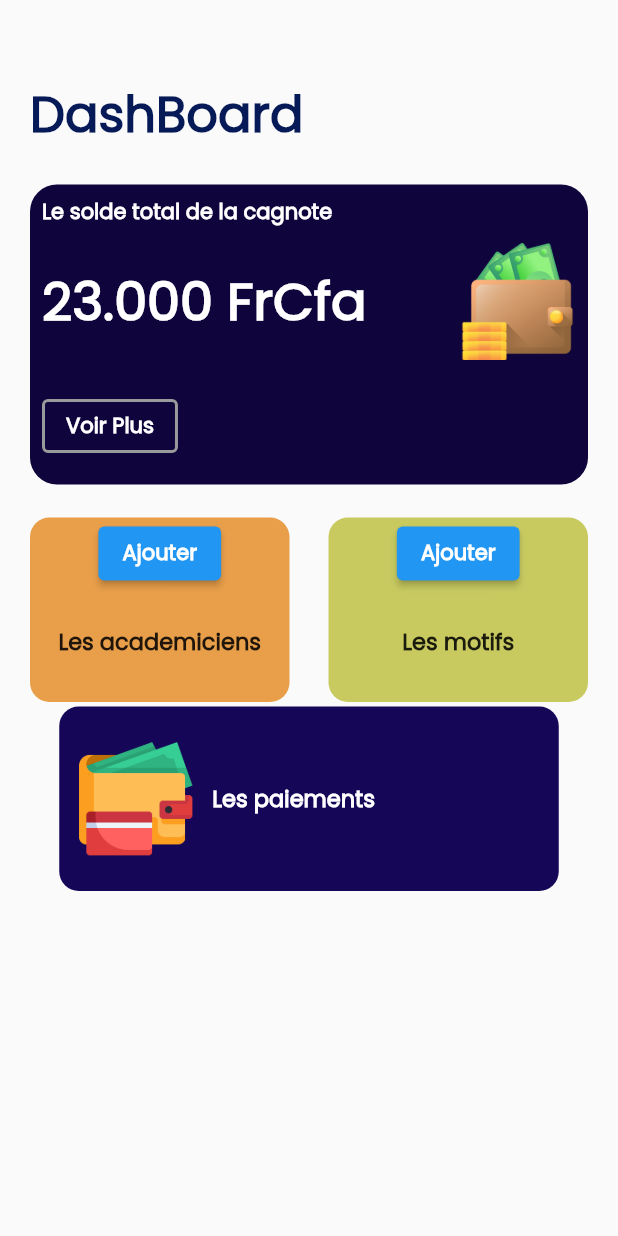
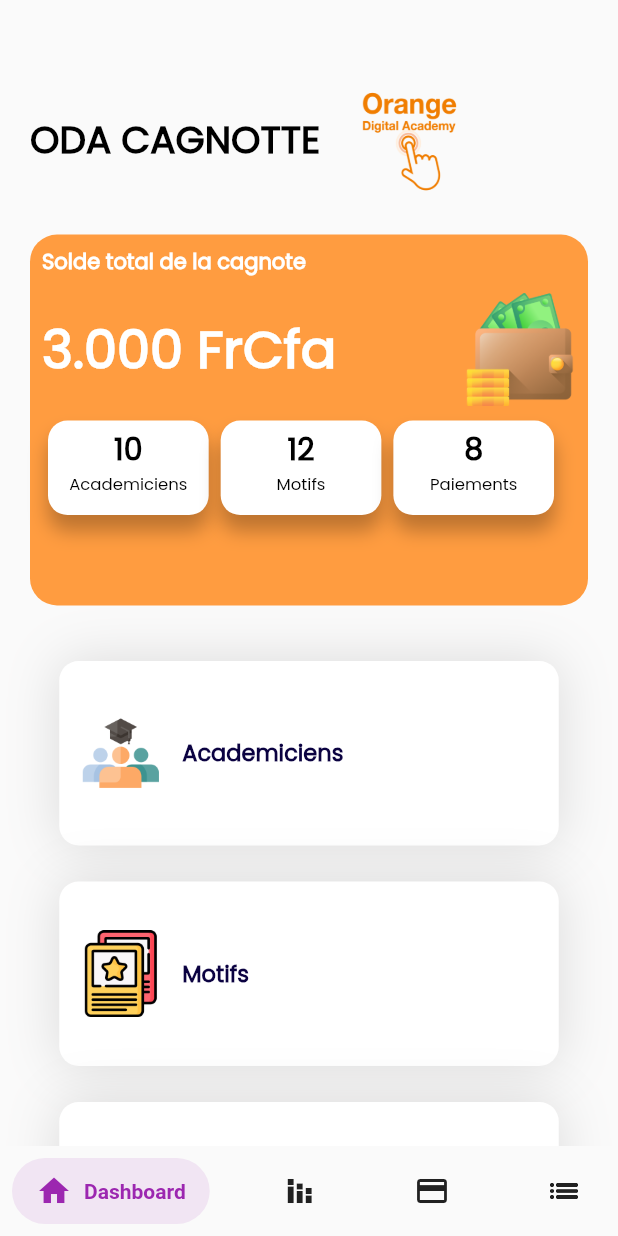
Before and after one commit to BELLO8/OdaFlutter, a Flutter app: the screen it shows after launch, on a phone screen of 412 x 824 dp. Run offline on Flutter 3.47's test engine with Material 2 defaults, Android fonts, the phone set to English and light mode, and no system bars; drawn by our look-alikes of salomon_bottom_bar.

Commit message:
adding bottom bar nav

```diff
--- a/lib/components/DashboardHome.dart
+++ b/lib/components/DashboardHome.dart
@@ -1,4 +1,7 @@
 import 'package:flutter/material.dart';
+import 'package:oda_cagnotte/components/CustomDialog.dart';
+import 'package:oda_cagnotte/components/card.dart';
+import 'package:salomon_bottom_bar/salomon_bottom_bar.dart';
 
 class DashboardHome extends StatefulWidget {
   const DashboardHome({Key? key}) : super(key: key);
@@ -8,33 +11,143 @@ class DashboardHome extends StatefulWidget {
 }
 
 class _DashboardHomeState extends State<DashboardHome> {
+  var _currentIndex = 0;
+
   @override
   Widget build(BuildContext context) {
+    Size size = MediaQuery.of(context).size;
     return Scaffold(
-      body: Padding(
+      bottomNavigationBar: SalomonBottomBar(
+        currentIndex: _currentIndex,
+        onTap: (i) => setState(() => _currentIndex = i),
+        items: [
+          /// Dashboard
+          SalomonBottomBarItem(
+            icon: Icon(Icons.home),
+            title: Text("Dashboard"),
+            selectedColor: Colors.purple,
+          ),
+
+          /// Stats
+          SalomonBottomBarItem(
+            icon: Icon(Icons.stacked_bar_chart),
+            title: Text("Stats"),
+            selectedColor: Colors.pink,
+          ),
+
+          /// Paiements
+          SalomonBottomBarItem(
+            icon: Icon(Icons.credit_card_outlined),
+            title: Text("Paiements"),
+            selectedColor: Colors.orange,
+          ),
+
+          /// Classements
+          SalomonBottomBarItem(
+            icon: Icon(Icons.list_outlined),
+            title: Text("Classements"),
+            selectedColor: Colors.teal,
+          ),
+        ],
+      ),
+      body: SingleChildScrollView(
+        child: Padding(
           padding: EdgeInsets.symmetric(vertical: 52, horizontal: 20),
-        child: SingleChildScrollView(
           child: Column(
             crossAxisAlignment: CrossAxisAlignment.start,
             children: [
               Align(
                 alignment: Alignment.topLeft,
-                child: Text("DashBoard",
+                child: Row(
+                  children: [
+                    Text(
+                      "ODA CAGNOTTE",
                       style: TextStyle(
-                      color: Color(0xFF071A58),
-                      fontSize: 33,
+                        color: Color(0xFF000000),
+                        fontSize: 25,
                         fontWeight: FontWeight.bold,
                         fontFamily: 'Poppins',
-                    )),
                       ),
-              Container(
-                width: 400,
-                height: 200,
+                    ),
+                    Image.asset("assets/images/im2.png",
+                        height: size.height * 0.1),
+                  ],
+                ),
+              ),
+              Banner(),
+              SizedBox(height: 3),
+              Center(
+                child: Column(
+                  children: [
+                    GestureDetector(
+                      onTap: () {
+                        showDialog(
+                          context: context,
+                          builder: (BuildContext context) => CustomDialog(
+                            title: "",
+                            description: "",
+                            buttonText: "Okay",
+                          ),
+                        );
+                      },
+                      child: CardMenu(
+                          image: 'assets/images/college.png',
+                          text: 'Academiciens'),
+                    ),
+                    GestureDetector(
+                      onTap: () {
+                        showDialog(
+                          context: context,
+                          builder: (BuildContext context) => CustomDialog(
+                            title: "",
+                            description: "",
+                            buttonText: "Okay",
+                          ),
+                        );
+                      },
+                      child: CardMenu(
+                          image: 'assets/images/flash-card.png',
+                          text: 'Motifs'),
+                    ),
+                    GestureDetector(
+                      onTap: () {
+                        showDialog(
+                          context: context,
+                          builder: (BuildContext context) => CustomDialog(
+                            title: "",
+                            description: "",
+                            buttonText: "Okay",
+                          ),
+                        );
+                      },
+                      child: CardMenu(
+                          image: 'assets/images/dash.png', text: 'Paiements'),
+                    ),
+                  ],
+                ),
+              ),
+            ],
+          ),
+        ),
+      ),
+    );
+  }
+}
+
+class Banner extends StatelessWidget {
+  const Banner({
+    Key? key,
+  }) : super(key: key);
+
+  @override
+  Widget build(BuildContext context) {
+    Size size = MediaQuery.of(context).size;
+    return Container(
+      width: size.width * 10,
+      height: size.height * 0.3,
       margin: EdgeInsets.symmetric(vertical: 22),
       decoration: BoxDecoration(
-                  borderRadius: BorderRadius.circular(18),
-                  color: Color(0xFF0F043B),
-                ),
+          borderRadius: BorderRadius.circular(18), color: Color(0xFFFF9C40)),
       child: Padding(
         padding: const EdgeInsets.all(8.0),
         child: Column(
@@ -42,7 +155,7 @@ class _DashboardHomeState extends State<DashboardHome> {
             Align(
               alignment: Alignment.topLeft,
               child: Text(
-                          "Le solde total de la cagnote",
+                "Solde total de la cagnote",
                 style: TextStyle(
                   color: Colors.white,
                   fontFamily: 'Poppins',
@@ -56,7 +169,7 @@ class _DashboardHomeState extends State<DashboardHome> {
                 Align(
                   alignment: Alignment.topLeft,
                   child: Text(
-                              "23.000 FrCfa",
+                    "3.000 FrCfa",
                     style: TextStyle(
                       fontSize: 35,
                       color: Colors.white,
@@ -66,130 +179,69 @@ class _DashboardHomeState extends State<DashboardHome> {
                   ),
                 ),
                 Spacer(),
-                          Image.asset("assets/images/dash.png", height: 78),
+                Image.asset("assets/images/dash.png", height: 75),
               ],
             ),
-                      SizedBox(height: 20),
-                      Align(
-                        alignment: Alignment.bottomLeft,
-                        child: OutlinedButton(
-                          style: OutlinedButton.styleFrom(
-                            side:
-                                BorderSide(color: Color(0xFF999A9B), width: 2),
-                          ),
-                          onPressed: () {},
-                          child: Text(
-                            "Voir Plus",
-                            style: TextStyle(
-                                fontFamily: 'Poppins',
-                                fontWeight: FontWeight.bold,
-                                color: Color(0xFFFFFFFF)),
-                          ),
-                        ),
+            SizedBox(height: 8),
+            Row(
+              children: [
+                MiniCard(nbre: '10', text: 'Academiciens'),
+                MiniCard(nbre: '12', text: 'Motifs'),
+                MiniCard(nbre: '8', text: 'Paiements'),
+              ],
             ),
           ],
-                  ),
-                ),
-              ),
-              Row(
-                children: [
-                  Container(
-                    height: 123,
-                    width: 173,
-                    decoration: BoxDecoration(
-                      borderRadius: BorderRadius.circular(13),
-                      // boxShadow: [
-                      //   BoxShadow(
-                      //       color: Color(0xFFD3D1D1),
-                      //       offset: const Offset(0, 0),
-                      //       blurRadius: 23,
-                      //       spreadRadius: 2.0)
-                      // ],
-                      color: Color(0xFFE99F4A),
-                    ),
-                    child: Column(
-                      children: [
-                        ElevatedButton(
-                          onPressed: () {},
-                          child: Text(
-                            "Ajouter",
-                            style: TextStyle(
-                                fontFamily: 'Poppins',
-                                fontWeight: FontWeight.bold,
-                                color: Color(0xFFFFFFFF)),
-                          ),
-                        ),
-                        SizedBox(height: 23),
-                        Text("Les academiciens",
-                            style: TextStyle(
-                              fontFamily: 'Poppins',
-                              fontSize: 15,
-                              fontWeight: FontWeight.bold,
-                            )),
-                      ],
-                    ),
-                  ),
-                  Spacer(),
-                  Container(
-                    height: 123,
-                    width: 173,
-                    decoration: BoxDecoration(
-                      borderRadius: BorderRadius.circular(13),
-                      color: Color(0xFFC8CA60),
-                    ),
-                    child: Column(
-                      children: [
-                        ElevatedButton(
-                          onPressed: () {},
-                          child: Text(
-                            "Ajouter",
-                            style: TextStyle(
-                                fontFamily: 'Poppins',
-                                fontWeight: FontWeight.bold,
-                                color: Color(0xFFFFFFFF)),
-                          ),
-                        ),
-                        SizedBox(height: 23),
-                        Text("Les motifs",
-                            style: TextStyle(
-                              fontFamily: 'Poppins',
-                              fontSize: 15,
-                              fontWeight: FontWeight.bold,
-                            )),
-                      ],
-                    ),
-                  ),
-                ],
-              ),
-              SizedBox(height: 3),
-              Center(
-                child: Container(
-                  height: 123,
-                  width: 333,
-                  decoration: BoxDecoration(
-                    borderRadius: BorderRadius.circular(13),
-                    color: Color(0xFF150658),
-                  ),
-                  child: Row(
-                    children: [
-                      SizedBox(width: 12),
-                      Image.asset("assets/images/dashb.png", height: 78),
-                      SizedBox(width: 12),
-                      Text("Les paiements",
-                          style: TextStyle(
-                            color: Color(0xFFFFFFFF),
-                            fontFamily: 'Poppins',
-                            fontSize: 15,
-                            fontWeight: FontWeight.bold,
-                          )),
-                    ],
-                  ),
-                ),
-              ),
-            ],
-          ),
         ),
       ),
     );
   }
 }
+
+class MiniCard extends StatelessWidget {
+  final String nbre;
+  final String text;
+  const MiniCard({
+    Key? key,
+    required this.nbre,
+    required this.text,
+  }) : super(key: key);
+
+  @override
+  Widget build(BuildContext context) {
+    Size size = MediaQuery.of(context).size;
+    return Container(
+      height: 63,
+      width: size.width * 0.26,
+      margin: EdgeInsets.symmetric(vertical: 2, horizontal: 4),
+      decoration: BoxDecoration(
+        boxShadow: [
+          BoxShadow(
+            color: Colors.black26,
+            blurRadius: 10.0,
+            offset: const Offset(0.0, 10.0),
+          ),
+        ],
+        borderRadius: BorderRadius.circular(13),
+        color: Color.fromARGB(255, 255, 255, 255),
+      ),
+      child: Column(
+        children: [
+          SizedBox(height: 4),
+          Text(
+            nbre,
+            style: TextStyle(
+                color: Colors.black,
+                fontWeight: FontWeight.bold,
+                fontSize: 20,
+                fontFamily: 'Poppins'),
+          ),
+          Text(
+            text,
+            style: TextStyle(
+                color: Colors.black, fontSize: 11, fontFamily: 'Poppins'),
+          ),
+        ],
+      ),
+    );
+  }
+}
--- /dev/null
+++ b/lib/components/card.dart
@@ -0,0 +1,44 @@
+import 'package:flutter/material.dart';
+
+class CardMenu extends StatelessWidget {
+  final String text;
+  final String image;
+  const CardMenu({Key? key, required this.text, required this.image})
+      : super(key: key);
+
+  @override
+  Widget build(BuildContext context) {
+    return Container(
+      height: 123,
+      width: 333,
+      margin: EdgeInsets.symmetric(vertical: 12),
+      decoration: BoxDecoration(
+        boxShadow: [
+          BoxShadow(
+            color: Color(0x86BEBDBD),
+            blurRadius: 30.0,
+            offset: const Offset(0.0, 0.0),
+          ),
+        ],
+        borderRadius: BorderRadius.circular(13),
+        color: Color(0xFFFFFFFF),
+      ),
+      child: Row(
+        children: [
+          SizedBox(width: 12),
+          Image.asset(image, height: 58),
+          SizedBox(width: 12),
+          Text(
+            text,
+            style: TextStyle(
+              color: Color(0xFF0B0241),
+              fontFamily: 'Poppins',
+              fontSize: 15,
+              fontWeight: FontWeight.bold,
+            ),
+          ),
+        ],
+      ),
+    );
+  }
+}
--- a/lib/main.dart
+++ b/lib/main.dart
@@ -28,7 +28,7 @@ class MyHomePage extends StatefulWidget {
 class _MyHomePageState extends State<MyHomePage> {
   void initState() {
     super.initState();
-    Timer(Duration(seconds: 5), () => {__goToDashboard(context)});
+    Timer(Duration(seconds: 3), () => {__goToDashboard(context)});
   }
 
   void __goToDashboard(BuildContext context) {
@@ -89,7 +89,7 @@ class _MyHomePageState extends State<MyHomePage> {
                       height: 40),
                   Padding(padding: EdgeInsets.only(top: 20.0)),
                   Text(
-                    "Chargement de vos données ... ",
+                    "Chargement des données ... ",
                     style: TextStyle(
                         color: Colors.orange,
                         fontWeight: FontWeight.bold,
--- a/pubspec.yaml
+++ b/pubspec.yaml
@@ -37,6 +37,7 @@ dependencies:
   http: ^0.13.4
   data_connection_checker: ^0.3.4
   flutter_launcher_icons: ^0.9.2
+  salomon_bottom_bar: ^3.2.0
 
 dev_dependencies:
   flutter_test:
```
Also changed, not shown: lib/components/CustomDialog.dart (added, +123 -0 lines), assets/images/college.png (added), assets/images/flash-card.png (added), pubspec.lock. Lines whose indentation alone changed are shown as unchanged.
